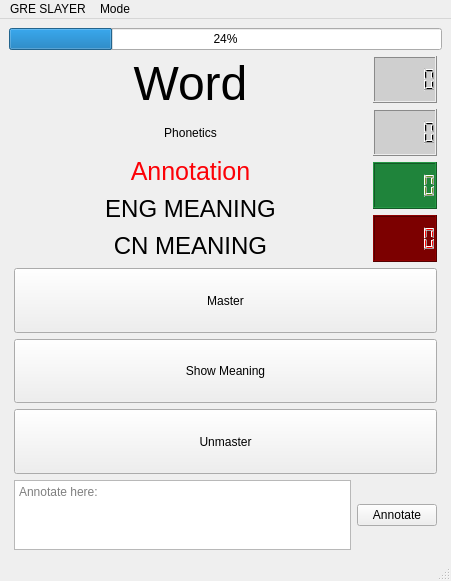
Old version of the form data/greSlayer.ui in the repository Fjx-dylanZ/gre-slayer.
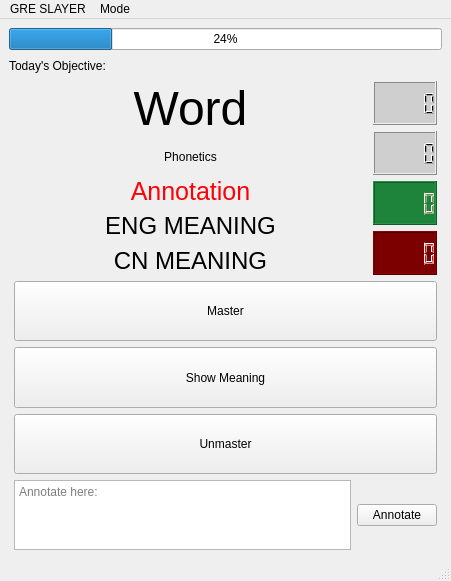
New version of the form.

Commit message: beta 0.0.5: new features: 1. everyday objective 2. customized review mode; code optimzations

```diff
--- a/data/greSlayer.ui
+++ b/data/greSlayer.ui
@@ -17,7 +17,7 @@
    <property name="layoutDirection">
     <enum>Qt::LeftToRight</enum>
    </property>
-   <layout class="QVBoxLayout" name="verticalLayout_2" stretch="1,10,10,1">
+   <layout class="QVBoxLayout" name="verticalLayout_2" stretch="1,1,10,10,1">
     <item>
      <widget class="QProgressBar" name="progressBar">
       <property name="value">
@@ -25,6 +25,24 @@
       </property>
      </widget>
     </item>
+    <item>
+     <layout class="QHBoxLayout" name="horizontalLayout_2" stretch="1,2">
+      <item>
+       <widget class="QLabel" name="label_objective">
+        <property name="text">
+         <string>Today's Objective:</string>
+        </property>
+       </widget>
+      </item>
+      <item>
+       <widget class="QLabel" name="label_lastWord">
+        <property name="text">
+         <string/>
+        </property>
+       </widget>
+      </item>
+     </layout>
+    </item>
     <item>
      <layout class="QHBoxLayout" name="horizontalLayout" stretch="10,1">
       <property name="leftMargin">
```
Left out of the diff: 2 changed lines with no effect on the pictures. The commit also changes 1 other file.
